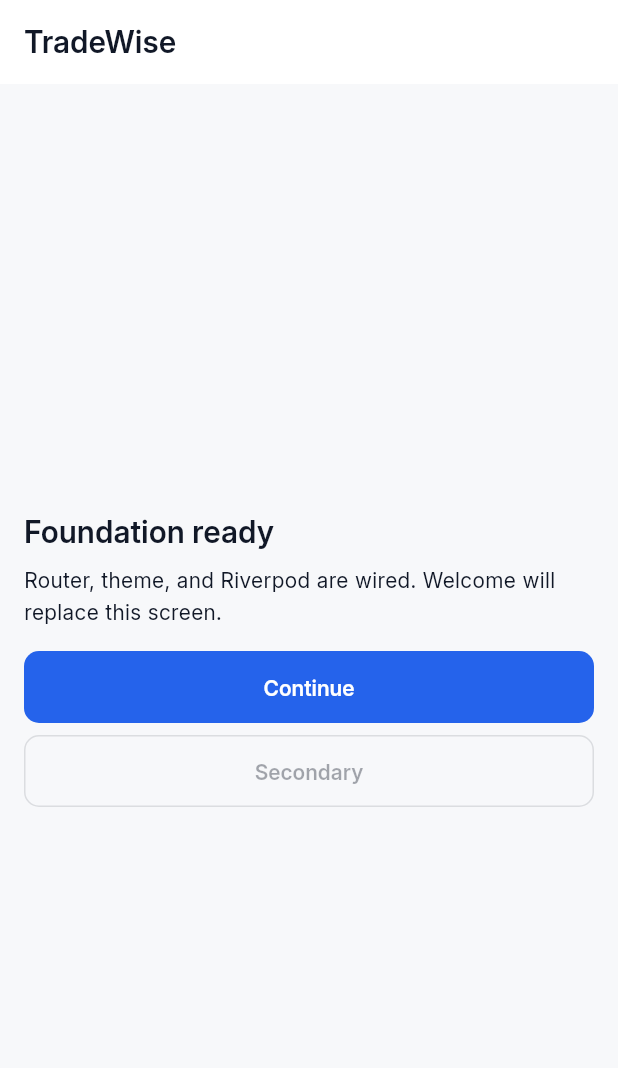
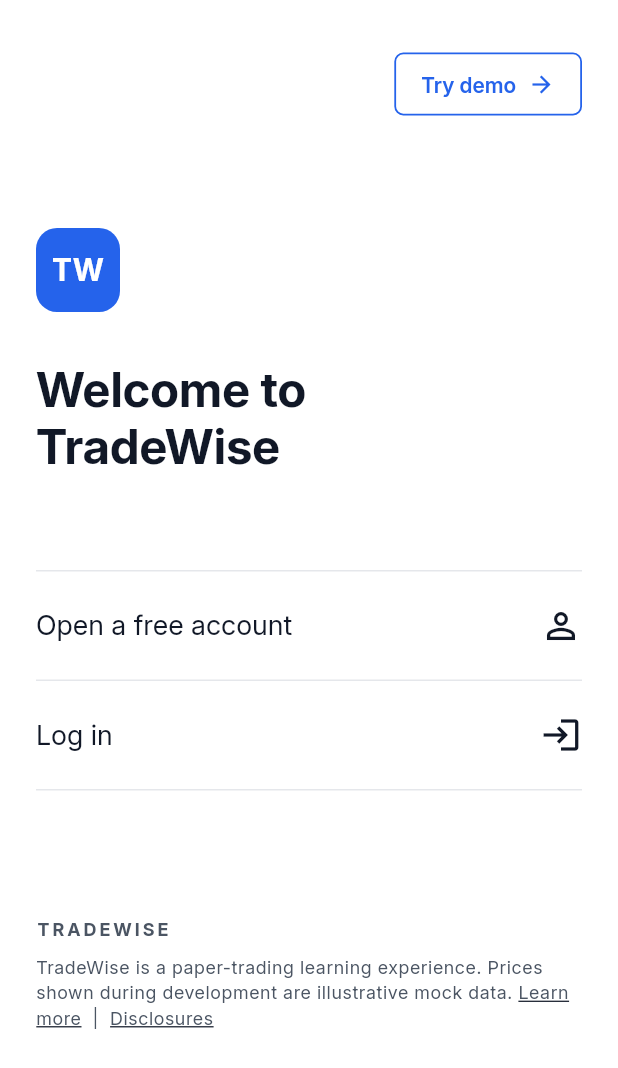
Before and after one commit to iamcoderdevesh/TradeWise, a Flutter app: the screen it shows after launch, on a phone screen of 412 x 824 dp. Shown: the top 1068 px of the screen. Run offline on Flutter 3.47's test engine with Material 3 defaults, Android fonts, the phone set to English and light mode, and no system bars; our stand-ins replace flutter_riverpod, go_router.

Commit message:
feat(welcome): add Welcome screen with reference-verified layout
- Add lib/features/welcome (screen plus brand mark, action row, disclaimer widgets) and wire /welcome to WelcomeScreen.

- Add divider tokens and DividerTheme, an 18sp row label (displaySmall) and reference-tuned light/dark backgrounds.

- Cover the screen with widget tests: content, light/dark rendering, navigation to /login, semantics with 48dp targets, reference vertical rhythm, small-viewport overflow.

- Keep / and /login on FoundationPlaceholderScreen until Splash and Login land, so /welcome stays the only implemented route.

```diff
--- a/lib/app/router/app_router.dart
+++ b/lib/app/router/app_router.dart
@@ -3,13 +3,15 @@ import 'package:flutter_riverpod/flutter_riverpod.dart';
 import 'package:go_router/go_router.dart';
 
 import '../../core/widgets/foundation_placeholder_screen.dart';
+import '../../features/welcome/presentation/welcome_screen.dart';
 import 'app_routes.dart';
 
 /// Builds the application [GoRouter].
 ///
-/// Foundation scope: `/`, `/welcome`, and `/login` all resolve to the
-/// temporary [FoundationPlaceholderScreen], which is removed when Welcome
-/// is implemented.
+/// `/welcome` resolves to the real [WelcomeScreen]. `/` renders
+/// [WelcomeScreen] too, so the app boots into the implemented screen while
+/// Splash does not exist yet; `/login` still resolves to the temporary
+/// [FoundationPlaceholderScreen] until Login is implemented.
 ///
 /// Extension point: a future auth redirect can be added via [redirect]
 /// without changing route declarations. Bottom navigation
@@ -24,15 +26,17 @@ GoRouter buildAppRouter() {
       GoRoute(
         path: AppRoutes.splash,
         name: AppRoutes.splashName,
+        // Temporary: Splash does not exist yet, so the boot route renders the
+        // implemented Welcome screen instead of the foundation placeholder.
         builder: (BuildContext context, GoRouterState state) {
-          return const FoundationPlaceholderScreen();
+          return const WelcomeScreen();
         },
       ),
       GoRoute(
         path: AppRoutes.welcome,
         name: AppRoutes.welcomeName,
         builder: (BuildContext context, GoRouterState state) {
-          return const FoundationPlaceholderScreen();
+          return const WelcomeScreen();
         },
       ),
       GoRoute(
--- a/lib/app/theme/tw_colors.dart
+++ b/lib/app/theme/tw_colors.dart
@@ -2,14 +2,14 @@ import 'package:flutter/material.dart';
 
 /// TradeWise light/dark color tokens.
 ///
-/// These are provisional foundation values only. The final TradeWise visual
-/// identity will be refined during the Welcome implementation after analyzing
-/// the supplied Welcome references. The [primary] color is a restrained
-/// placeholder and must NOT be treated as the final brand color.
+/// Primary blue is a provisional placeholder only — final visual identity
+/// will be refined after analyzing Welcome references. Background values
+/// are tuned toward the Welcome reference screenshots (near-white light,
+/// navy-charcoal dark) as initial approximations.
 abstract final class TWColors {
   // Light scheme.
-  static const Color lightBackgroundPrimary = Color(0xFFF7F8FA);
-  static const Color lightBackgroundSecondary = Color(0xFFFFFFFF);
+  static const Color lightBackgroundPrimary = Color(0xFFFFFFFF);
+  static const Color lightBackgroundSecondary = Color(0xFFF7F8FA);
   static const Color lightSurface = Color(0xFFFFFFFF);
   static const Color lightSurfaceElevated = Color(0xFFF1F3F6);
   static const Color lightTextPrimary = Color(0xFF111827);
@@ -20,16 +20,17 @@ abstract final class TWColors {
   static const Color lightNegative = Color(0xFFDC2626);
   static const Color lightNeutral = Color(0xFF64748B);
   static const Color lightWarning = Color(0xFFB45309);
+  static const Color lightDivider = Color(0xFFE5E7EB);
 
   /// Provisional primary. See class docs.
   static const Color lightPrimary = Color(0xFF2563EB);
   static const Color lightPrimaryVariant = Color(0xFF1D4ED8);
 
   // Dark scheme.
-  static const Color darkBackgroundPrimary = Color(0xFF0B0F14);
+  static const Color darkBackgroundPrimary = Color(0xFF141B29);
   static const Color darkBackgroundSecondary = Color(0xFF11161D);
-  static const Color darkSurface = Color(0xFF151C24);
-  static const Color darkSurfaceElevated = Color(0xFF1E2833);
+  static const Color darkSurface = Color(0xFF1A2333);
+  static const Color darkSurfaceElevated = Color(0xFF232F42);
   static const Color darkTextPrimary = Color(0xFFF3F4F6);
   static const Color darkTextSecondary = Color(0xFFCBD5E1);
   static const Color darkTextTertiary = Color(0xFF94A3B8);
@@ -38,6 +39,7 @@ abstract final class TWColors {
   static const Color darkNegative = Color(0xFFF87171);
   static const Color darkNeutral = Color(0xFF94A3B8);
   static const Color darkWarning = Color(0xFFFBBF24);
+  static const Color darkDivider = Color(0xFF2A3342);
 
   /// Provisional primary (dark). See class docs.
   static const Color darkPrimary = Color(0xFF60A5FA);
--- a/lib/app/theme/tw_theme.dart
+++ b/lib/app/theme/tw_theme.dart
@@ -19,7 +19,12 @@ abstract final class TWTheme {
       onSurface: TWColors.lightTextPrimary,
       error: TWColors.lightNegative,
     );
-    return _build(colorScheme, textTheme, TWColors.lightBackgroundPrimary);
+    return _build(
+      colorScheme,
+      textTheme,
+      TWColors.lightBackgroundPrimary,
+      TWColors.lightDivider,
+    );
   }
 
   static ThemeData dark() {
@@ -35,18 +40,30 @@ abstract final class TWTheme {
       onSurface: TWColors.darkTextPrimary,
       error: TWColors.darkNegative,
     );
-    return _build(colorScheme, textTheme, TWColors.darkBackgroundPrimary);
+    return _build(
+      colorScheme,
+      textTheme,
+      TWColors.darkBackgroundPrimary,
+      TWColors.darkDivider,
+    );
   }
 
   static ThemeData _build(
     ColorScheme colorScheme,
     TextTheme textTheme,
     Color scaffoldBackground,
+    Color dividerColor,
   ) {
     return ThemeData(
       useMaterial3: true,
       colorScheme: colorScheme,
       scaffoldBackgroundColor: scaffoldBackground,
+      dividerColor: dividerColor,
+      dividerTheme: DividerThemeData(
+        color: dividerColor,
+        thickness: 1,
+        space: 1,
+      ),
       textTheme: textTheme,
       filledButtonTheme: FilledButtonThemeData(
         style: FilledButton.styleFrom(
--- a/lib/app/theme/tw_typography.dart
+++ b/lib/app/theme/tw_typography.dart
@@ -89,6 +89,14 @@ abstract final class TWTypography {
         fontFeatures: const [FontFeature.tabularFigures()],
         color: textPrimary,
       ),
+      // Large action-row label (e.g. Welcome rows): 18sp regular.
+      displaySmall: TextStyle(
+        fontFamily: fontFamily,
+        fontSize: 18,
+        fontWeight: FontWeight.w400,
+        height: 1.4,
+        color: textPrimary,
+      ),
     );
   }
 }
--- a/lib/core/widgets/foundation_placeholder_screen.dart
+++ b/lib/core/widgets/foundation_placeholder_screen.dart
@@ -4,7 +4,8 @@ import '../../app/theme/tw_spacing.dart';
 import 'tw_button.dart';
 
 /// Temporary foundation screen verifying ProviderScope → app → theme →
-/// router → rendering. Removed when Welcome is implemented.
+/// router → rendering. Only `/login` still uses it (`/` renders
+/// WelcomeScreen); removed once Login is implemented.
 class FoundationPlaceholderScreen extends StatelessWidget {
   const FoundationPlaceholderScreen({super.key});
 
--- /dev/null
+++ b/lib/features/welcome/presentation/welcome_screen.dart
@@ -0,0 +1,148 @@
+import 'package:flutter/material.dart';
+import 'package:go_router/go_router.dart';
+
+import '../../../../app/router/app_routes.dart';
+import '../../../../app/theme/tw_radii.dart';
+import '../../../../app/theme/tw_spacing.dart';
+import 'widgets/tradewise_brand_mark.dart';
+import 'widgets/welcome_action_row.dart';
+import 'widgets/welcome_disclaimer.dart';
+
+/// First real TradeWise feature screen.
+///
+/// Mirrors the layout/hierarchy of `references/kite/welcome/` with
+/// TradeWise placeholder branding and copy. Only "Log in" navigates (to
+/// [AppRoutes.login]); "Try demo" and "Open a free account" stay visible but
+/// report a temporary "not available yet" notice rather than faking a
+/// product flow that does not exist yet.
+class WelcomeScreen extends StatelessWidget {
+  const WelcomeScreen({super.key});
+
+  // Vertical rhythm measured from `references/kite/welcome/` (360x792dp):
+  //   safe-top -> button 32 | button->mark 72 | mark->heading 32 |
+  //   heading->first divider 64 | divider pitch 72 | divider->footer 84 |
+  //   footer->safe-bottom 24 (footer sits ~49dp above the safe-area edge).
+  // Expressed as sums of existing spacing tokens so no new magic numbers
+  // are introduced.
+  static const double _topInset = TWSpacing.xxxl;
+  static const double _topToBrandMark = TWSpacing.xxxxl + TWSpacing.xxxl;
+  static const double _brandMarkToHeading = TWSpacing.xxxl;
+  static const double _headingToActions = TWSpacing.xxxxl + TWSpacing.xxl;
+  static const double _actionsToFooter =
+      TWSpacing.xxxxl + TWSpacing.xxxl + TWSpacing.m;
+
+  static void _showNotAvailableYet(BuildContext context, String feature) {
+    ScaffoldMessenger.of(context)
+      ..hideCurrentSnackBar()
+      ..showSnackBar(SnackBar(content: Text('$feature is not available yet')));
+  }
+
+  @override
+  Widget build(BuildContext context) {
+    final textTheme = Theme.of(context).textTheme;
+    final colorScheme = Theme.of(context).colorScheme;
+
+    return Scaffold(
+      body: SafeArea(
+        child: Center(
+          child: ConstrainedBox(
+            constraints: const BoxConstraints(maxWidth: 480),
+            child: LayoutBuilder(
+              builder: (BuildContext context, BoxConstraints constraints) {
+                return SingleChildScrollView(
+                  padding: const EdgeInsets.symmetric(
+                    horizontal: TWSpacing.xxl,
+                  ),
+                  child: ConstrainedBox(
+                    constraints: BoxConstraints(
+                      minHeight: constraints.maxHeight,
+                    ),
+                    child: Column(
+                      crossAxisAlignment: CrossAxisAlignment.stretch,
+                      children: [
+                        const SizedBox(height: _topInset),
+                        Align(
+                          alignment: Alignment.centerRight,
+                          child: OutlinedButton(
+                            onPressed: () =>
+                                _showNotAvailableYet(context, 'Demo mode'),
+                            // Compact outline CTA sized for the reference's
+                            // header placement. The 42dp height, 18dp
+                            // horizontal padding and 1.2dp hairline stroke are
+                            // specific to this control, so they stay literals
+                            // instead of becoming global tokens.
+                            style: OutlinedButton.styleFrom(
+                              minimumSize: const Size(0, 42),
+                              padding: const EdgeInsets.symmetric(
+                                horizontal: 18,
+                                vertical: TWSpacing.xs,
+                              ),
+                              foregroundColor: colorScheme.primary,
+                              side: BorderSide(
+                                color: colorScheme.primary,
+                                width: 1.2,
+                              ),
+                              shape: RoundedRectangleBorder(
+                                borderRadius: BorderRadius.circular(
+                                  TWRadii.small,
+                                ),
+                              ),
+                            ),
+                            child: const Row(
+                              mainAxisSize: MainAxisSize.min,
+                              children: [
+                                Text('Try demo'),
+                                SizedBox(width: TWSpacing.s),
+                                Icon(Icons.arrow_forward, size: 18),
+                              ],
+                            ),
+                          ),
+                        ),
+                        const SizedBox(height: _topToBrandMark),
+                        const Align(
+                          alignment: Alignment.centerLeft,
+                          child: TradeWiseBrandMark(),
+                        ),
+                        const SizedBox(height: _brandMarkToHeading),
+                        Semantics(
+                          header: true,
+                          child: Text(
+                            'Welcome to\nTradeWise',
+                            style: textTheme.displayLarge,
+                          ),
+                        ),
+                        const SizedBox(height: _headingToActions),
+                        const Divider(height: 1),
+                        WelcomeActionRow(
+                          label: 'Open a free account',
+                          icon: Icons.person_outline,
+                          semanticsLabel:
+                              'Open a free account, not available yet',
+                          onTap: () =>
+                              _showNotAvailableYet(context, 'Account opening'),
+                        ),
+                        const Divider(height: 1),
+                        WelcomeActionRow(
+                          label: 'Log in',
+                          icon: Icons.login,
+                          semanticsLabel: 'Log in',
+                          onTap: () => context.go(AppRoutes.login),
+                        ),
+                        const Divider(height: 1),
+                        // Fixed spacer: keeps the reference's airy gap while the
+                        // surrounding scroll view protects shorter viewports.
+                        const SizedBox(height: _actionsToFooter),
+                        const WelcomeDisclaimer(),
+                        const SizedBox(height: TWSpacing.xxl),
+                      ],
+                    ),
+                  ),
+                );
+              },
+            ),
+          ),
+        ),
+      ),
+    );
+  }
+}
--- /dev/null
+++ b/lib/features/welcome/presentation/widgets/tradewise_brand_mark.dart
@@ -0,0 +1,41 @@
+import 'package:flutter/material.dart';
+
+import '../../../../app/theme/tw_typography.dart';
+
+/// Deliberately temporary TradeWise brand mark placeholder.
+///
+/// A neutral "TW" monogram so the Welcome screen reads as TradeWise.
+/// NOT the final logo — replace during visual-identity work.
+class TradeWiseBrandMark extends StatelessWidget {
+  const TradeWiseBrandMark({super.key, this.size = 56});
+
+  final double size;
+
+  @override
+  Widget build(BuildContext context) {
+    final colorScheme = Theme.of(context).colorScheme;
+    return Semantics(
+      label: 'TradeWise',
+      image: true,
+      child: Container(
+        width: size,
+        height: size,
+        decoration: BoxDecoration(
+          color: colorScheme.primary,
+          borderRadius: BorderRadius.circular(size / 4),
+        ),
+        alignment: Alignment.center,
+        child: Text(
+          'TW',
+          style: TextStyle(
+            fontFamily: TWTypography.fontFamily,
+            fontSize: size * 0.36,
+            fontWeight: FontWeight.w700,
+            color: colorScheme.onPrimary,
+            letterSpacing: 0.5,
+          ),
+        ),
+      ),
+    );
+  }
+}
--- /dev/null
+++ b/lib/features/welcome/presentation/widgets/welcome_action_row.dart
@@ -0,0 +1,59 @@
+import 'package:flutter/material.dart';
+
+import '../../../../app/theme/tw_spacing.dart';
+
+/// A full-width Welcome action row: label on the left, icon on the right.
+///
+/// Interaction is a plain [InkWell]; the button role and label are declared
+/// through [Semantics] so assistive technology and tests read the row rather
+/// than depending on the gesture implementation.
+class WelcomeActionRow extends StatelessWidget {
+  const WelcomeActionRow({
+    super.key,
+    required this.label,
+    required this.icon,
+    required this.semanticsLabel,
+    this.onTap,
+  });
+
+  /// Divider-to-divider pitch measured from `references/kite/welcome/`
+  /// (71.4dp), rounded to the 4pt scale. Keeps the reference's airy rhythm
+  /// while staying above the 48dp minimum touch target.
+  static const double _minHeight = TWSpacing.xxxl + TWSpacing.xxxxl;
+
+  /// Trailing icon size. Specific to this row, so it stays local instead of
+  /// becoming a global dimension token.
+  static const double _iconSize = 28;
+
+  final String label;
+  final IconData icon;
+  final String semanticsLabel;
+  final VoidCallback? onTap;
+
+  @override
+  Widget build(BuildContext context) {
+    final textTheme = Theme.of(context).textTheme;
+    final colorScheme = Theme.of(context).colorScheme;
+
+    return Semantics(
+      button: true,
+      enabled: onTap != null,
+      label: semanticsLabel,
+      child: InkWell(
+        onTap: onTap,
+        child: ConstrainedBox(
+          constraints: const BoxConstraints(minHeight: _minHeight),
+          child: Padding(
+            padding: const EdgeInsets.symmetric(vertical: TWSpacing.l),
+            child: Row(
+              children: [
+                Expanded(child: Text(label, style: textTheme.displaySmall)),
+                Icon(icon, size: _iconSize, color: colorScheme.onSurface),
+              ],
+            ),
+          ),
+        ),
+      ),
+    );
+  }
+}
--- /dev/null
+++ b/lib/features/welcome/presentation/widgets/welcome_disclaimer.dart
@@ -0,0 +1,47 @@
+import 'package:flutter/material.dart';
+
+import '../../../../app/theme/tw_spacing.dart';
+
+/// Temporary generic footer for the Welcome screen.
+///
+/// Placeholder product copy only — NOT final legal language. No external
+/// links or routes; underlined spans are visual only and non-interactive.
+class WelcomeDisclaimer extends StatelessWidget {
+  const WelcomeDisclaimer({super.key});
+
+  @override
+  Widget build(BuildContext context) {
+    final textTheme = Theme.of(context).textTheme;
+    final muted = textTheme.bodySmall;
+    final linkStyle = muted?.copyWith(decoration: TextDecoration.underline);
+
+    return Column(
+      crossAxisAlignment: CrossAxisAlignment.start,
+      children: [
+        Text(
+          'TRADEWISE',
+          style: textTheme.labelMedium?.copyWith(
+            fontWeight: FontWeight.w700,
+            letterSpacing: 2,
+          ),
+        ),
+        const SizedBox(height: TWSpacing.s),
+        Text.rich(
+          TextSpan(
+            style: muted,
+            children: [
+              const TextSpan(
+                text:
+                    'TradeWise is a paper-trading learning experience. '
+                    'Prices shown during development are illustrative mock data. ',
+              ),
+              TextSpan(text: 'Learn more', style: linkStyle),
+              const TextSpan(text: '  |  '),
+              TextSpan(text: 'Disclosures', style: linkStyle),
+            ],
+          ),
+        ),
+      ],
+    );
+  }
+}
```
Also changed, not shown: 2 other files.
